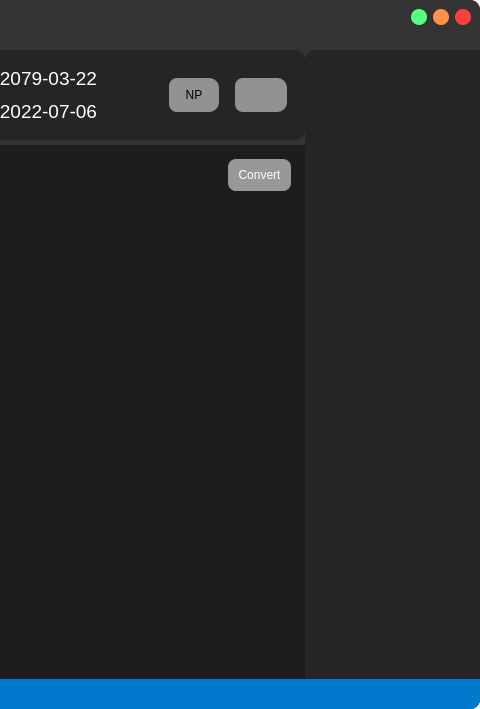
This is assets/UI/Interface.ui in mentormaya/Maya-Utility-App as Qt 5 draws it before an edit; both pictures show x 624 to 1104 and y 0 to 709 of the 1104 by 709 pixel window. The edited form follows.
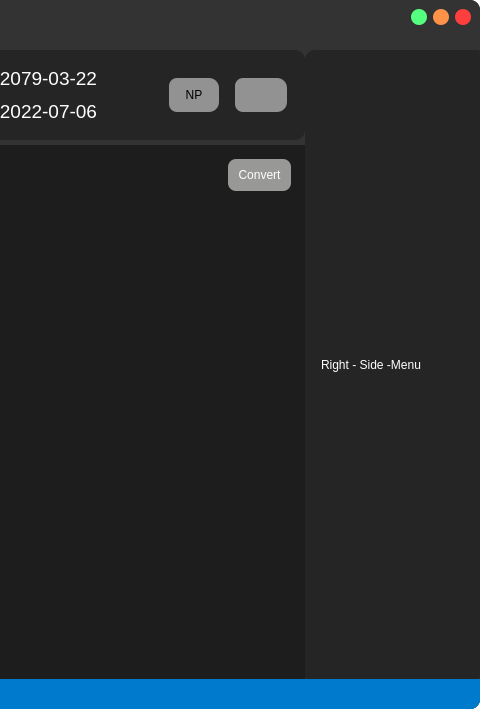
This is the edited form. Icons and pictures are not drawn.

```diff
--- a/assets/UI/Interface.ui
+++ b/assets/UI/Interface.ui
@@ -1888,6 +1888,15 @@
             <property name="frameShadow">
              <enum>QFrame::Raised</enum>
             </property>
+            <layout class="QVBoxLayout" name="verticalLayout_12">
+             <item>
+              <widget class="QLabel" name="label_3">
+               <property name="text">
+                <string>Right - Side -Menu</string>
+               </property>
+              </widget>
+             </item>
+            </layout>
            </widget>
           </item>
          </layout>
```
